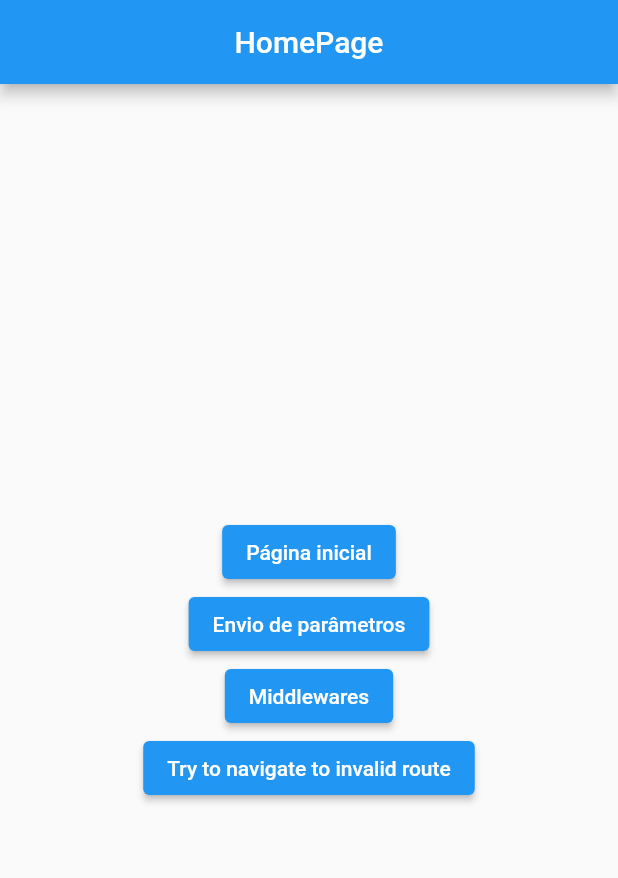
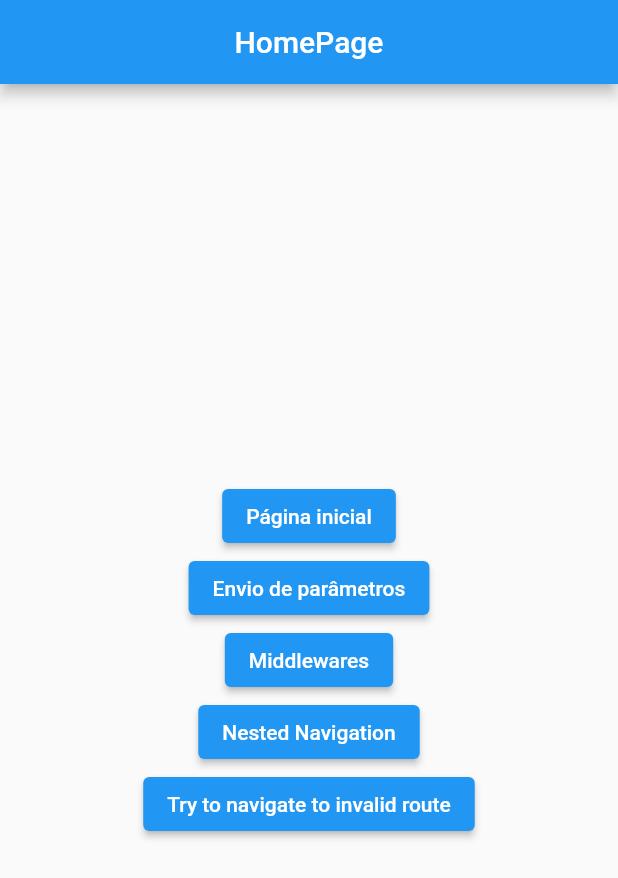
Before and after one commit to ricardoemerson/getx_named_routes, a Flutter app: the screen it shows after launch, on a phone screen of 412 x 824 dp. Shown: the top 878 px of the screen. Run offline on Flutter 3.47's test engine with Material 2 defaults, Android fonts, the phone set to English and light mode, and no system bars; our stand-ins replace get.

Commit message:
Added a route for work with neste navigation.

```diff
--- a/lib/main.dart
+++ b/lib/main.dart
@@ -5,6 +5,7 @@ import 'pages/access_denied/access_denied_page.dart';
 import 'pages/home/home_page.dart';
 import 'pages/middlewares/middlewares_page.dart';
 import 'pages/middlewares/route_middlewares.dart';
+import 'pages/nested_navigation/nested_navigation_page.dart';
 import 'pages/page_not_found/page_not_found_page.dart';
 import 'pages/sent_parameters/arguments_params/arguments_params_page.dart';
 import 'pages/sent_parameters/path_params/path_params_page.dart';
@@ -51,10 +52,8 @@ class MyApp extends StatelessWidget {
             RouteMiddlewares(),
           ],
         ),
-        GetPage(
-          name: '/access-denied',
-          page: AccessDeniedPage.new,
-        ),
+        GetPage(name: '/access-denied', page: AccessDeniedPage.new),
+        GetPage(name: '/nested-navigation', page: NestedNavigationPage.new),
       ],
       routingCallback: (Routing? routing) {
         debugPrint('routing.previous: ${routing?.previous}');
--- a/lib/pages/home/home_page.dart
+++ b/lib/pages/home/home_page.dart
@@ -35,6 +35,12 @@ class HomePage extends StatelessWidget {
             ),
             ElevatedButton(
               onPressed: () {
+                Get.toNamed('/nested-navigation');
+              },
+              child: const Text('Nested Navigation'),
+            ),
+            ElevatedButton(
+              onPressed: () {
                 Get.toNamed('/invalid-route');
               },
               child: const Text('Try to navigate to invalid route'),
```
Also changed, not shown: lib/pages/nested_navigation/android/android_page.dart (added, +14 -0 lines), lib/pages/nested_navigation/apple/apple_page.dart (added, +14 -0 lines), lib/pages/nested_navigation/nested_navigation_page.dart (added, +68 -0 lines).
